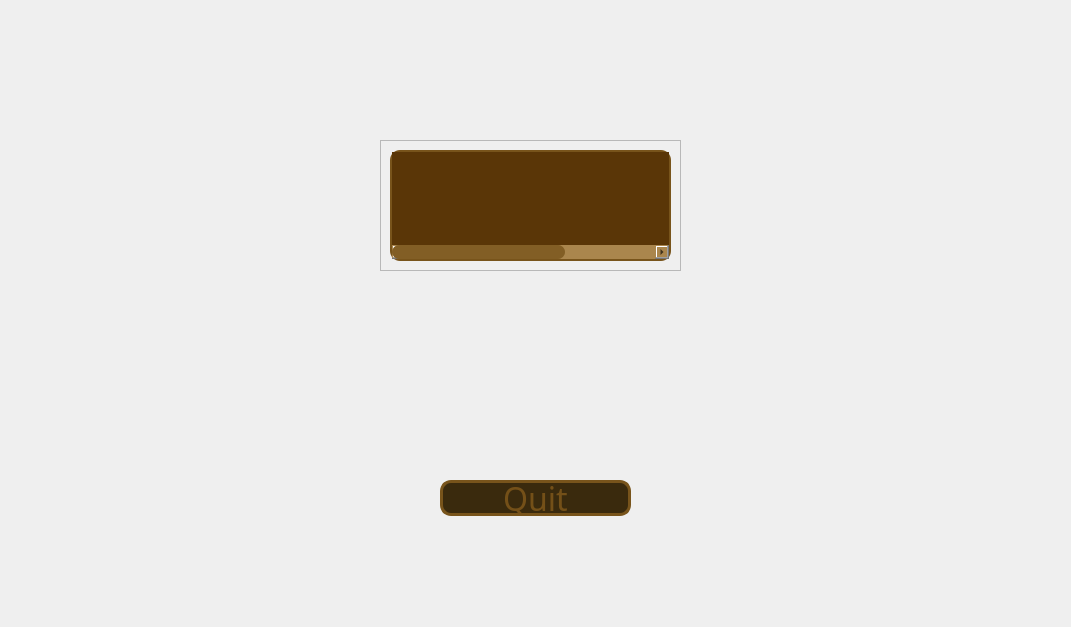
Above: mainwindow.ui from Tristoung/QT_1V1_game before the change. Below: the same form after it.
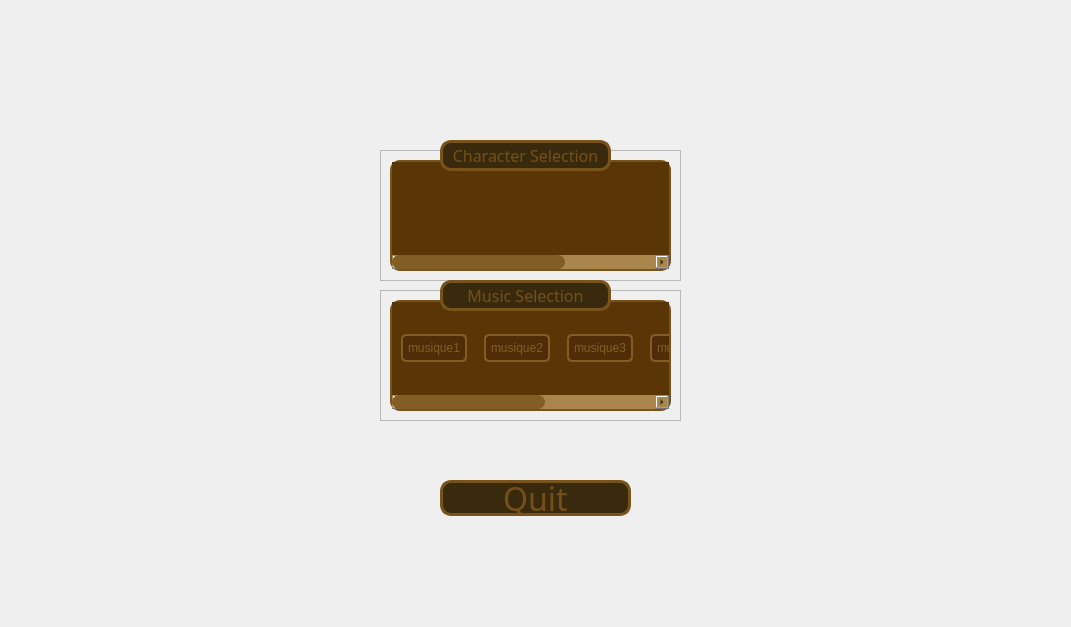
That is the form after the change. The open tabs and pages were chosen to show the change. Icons and pictures are not drawn.

```diff
--- a/mainwindow.ui
+++ b/mainwindow.ui
@@ -254,7 +254,7 @@
       <property name="geometry">
        <rect>
         <x>380</x>
-        <y>140</y>
+        <y>150</y>
         <width>301</width>
         <height>131</height>
        </rect>
@@ -461,6 +461,221 @@
        </item>
       </layout>
      </widget>
+     <widget class="QLabel" name="label">
+      <property name="geometry">
+       <rect>
+        <x>440</x>
+        <y>140</y>
+        <width>171</width>
+        <height>31</height>
+       </rect>
+      </property>
+      <property name="font">
+       <font>
+        <family>Bauhaus 93</family>
+        <pointsize>12</pointsize>
+       </font>
+      </property>
+      <property name="styleSheet">
+       <string notr="true">QLabel {
+	color: rgb(116, 80, 24);
+	background-color: rgb(58, 42, 13);
+	border-radius: 11px;
+	border: 3px solid rgb(120, 84, 27);
+}</string>
+      </property>
+      <property name="text">
+       <string>Character Selection</string>
+      </property>
+      <property name="alignment">
+       <set>Qt::AlignCenter</set>
+      </property>
+     </widget>
+     <widget class="QFrame" name="frame_2">
+      <property name="geometry">
+       <rect>
+        <x>380</x>
+        <y>290</y>
+        <width>301</width>
+        <height>131</height>
+       </rect>
+      </property>
+      <property name="frameShape">
+       <enum>QFrame::StyledPanel</enum>
+      </property>
+      <property name="frameShadow">
+       <enum>QFrame::Raised</enum>
+      </property>
+      <layout class="QGridLayout" name="gridLayout_2">
+       <item row="0" column="0">
+        <widget class="QScrollArea" name="scrollAreaMusic">
+         <property name="styleSheet">
+          <string notr="true">QScrollArea {
+    border: 2px solid rgb(120, 84, 27); /* Marron foncé */
+    border-radius: 10px; /* Coins arrondis */
+}
+
+QScrollBar:horizontal {
+    background-color: rgb(170, 134, 77);
+    border-radius: 7px; /* Coins arrondis */
+}
+
+QScrollBar::handle:horizontal {
+    background-color: rgb(130, 94, 37); /* Marron moyen */
+    min-height: 20px; /* Hauteur minimale du bouton */
+    border-radius: 7px; /* Coins arrondis */
+}
+
+/* Bouton de défilement lorsque survolé */
+QScrollBar::handle:horizontal:hover {
+    background-color: rgb(140, 104, 47);; /* Marron foncé */
+}
+
+/* Bouton de défilement lorsque pressé */
+QScrollBar::handle:horizontal:pressed {
+    background-color: rgb(130, 94, 37); /* Marron moyen */
+}
+
+</string>
+         </property>
+         <property name="verticalScrollBarPolicy">
+          <enum>Qt::ScrollBarAlwaysOff</enum>
+         </property>
+         <property name="horizontalScrollBarPolicy">
+          <enum>Qt::ScrollBarAlwaysOn</enum>
+         </property>
+         <property name="widgetResizable">
+          <bool>true</bool>
+         </property>
+         <widget class="QWidget" name="scrollAreaMusicContents">
+          <property name="geometry">
+           <rect>
+            <x>0</x>
+            <y>0</y>
+            <width>499</width>
+            <height>93</height>
+           </rect>
+          </property>
+          <property name="styleSheet">
+           <string notr="true">QWidget {
+	background-color: rgb(90, 54, 7);
+}
+
+QPushButton {
+	padding: 5px;
+	color: rgb(130, 94, 37);
+	background-color: rgb(80, 44, 7);
+	border-radius: 5px;
+	border: 2px solid rgb(130, 94, 37);
+}
+QPushButton:hover {
+    background-color: rgb(75, 59, 30);
+}
+</string>
+          </property>
+          <layout class="QHBoxLayout" name="horizontalLayout_3">
+           <property name="spacing">
+            <number>17</number>
+           </property>
+           <item>
+            <widget class="QPushButton" name="music1">
+             <property name="cursor">
+              <cursorShape>PointingHandCursor</cursorShape>
+             </property>
+             <property name="styleSheet">
+              <string notr="true"/>
+             </property>
+             <property name="text">
+              <string>musique1</string>
+             </property>
+            </widget>
+           </item>
+           <item>
+            <widget class="QPushButton" name="music2">
+             <property name="cursor">
+              <cursorShape>PointingHandCursor</cursorShape>
+             </property>
+             <property name="text">
+              <string>musique2</string>
+             </property>
+            </widget>
+           </item>
+           <item>
+            <widget class="QPushButton" name="music3">
+             <property name="cursor">
+              <cursorShape>PointingHandCursor</cursorShape>
+             </property>
+             <property name="text">
+              <string>musique3</string>
+             </property>
+            </widget>
+           </item>
+           <item>
+            <widget class="QPushButton" name="music4">
+             <property name="cursor">
+              <cursorShape>PointingHandCursor</cursorShape>
+             </property>
+             <property name="text">
+              <string>musique4</string>
+             </property>
+            </widget>
+           </item>
+           <item>
+            <widget class="QPushButton" name="music5">
+             <property name="cursor">
+              <cursorShape>PointingHandCursor</cursorShape>
+             </property>
+             <property name="text">
+              <string>musique5</string>
+             </property>
+            </widget>
+           </item>
+           <item>
+            <widget class="QPushButton" name="music6">
+             <property name="cursor">
+              <cursorShape>PointingHandCursor</cursorShape>
+             </property>
+             <property name="text">
+              <string>musique6</string>
+             </property>
+            </widget>
+           </item>
+          </layout>
+         </widget>
+        </widget>
+       </item>
+      </layout>
+     </widget>
+     <widget class="QLabel" name="label_3">
+      <property name="geometry">
+       <rect>
+        <x>440</x>
+        <y>280</y>
+        <width>171</width>
+        <height>31</height>
+       </rect>
+      </property>
+      <property name="font">
+       <font>
+        <family>Bauhaus 93</family>
+        <pointsize>12</pointsize>
+       </font>
+      </property>
+      <property name="styleSheet">
+       <string notr="true">QLabel {
+	color: rgb(116, 80, 24);
+	background-color: rgb(58, 42, 13);
+	border-radius: 11px;
+	border: 3px solid rgb(120, 84, 27);
+}</string>
+      </property>
+      <property name="text">
+       <string>Music Selection</string>
+      </property>
+      <property name="alignment">
+       <set>Qt::AlignCenter</set>
+      </property>
+     </widget>
     </widget>
    </widget>
   </widget>
```
Left out of the diff: 65 changed lines with no effect on the pictures.
